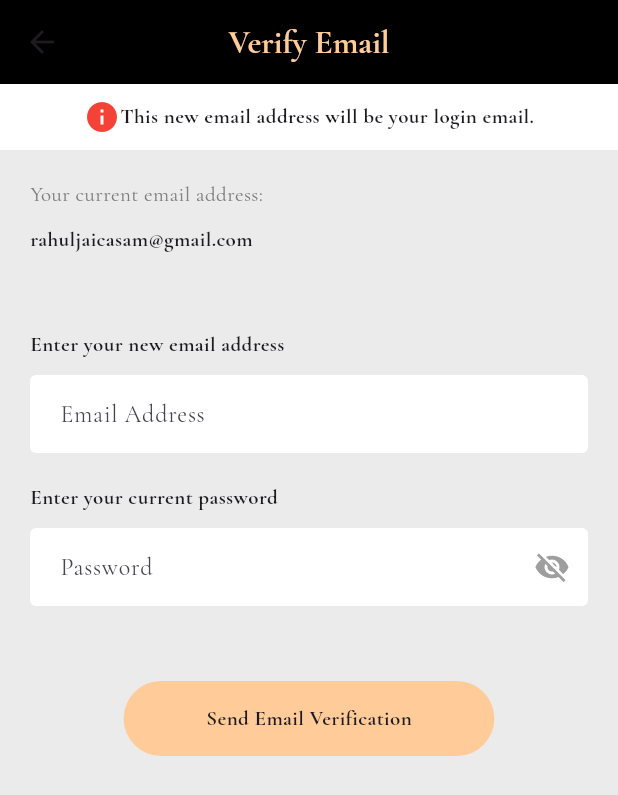
After one commit to MyyDoc/Myy-Doctor, a Flutter app: the VerifyEmailScreen screen opened directly, after a tap on "Want to change your email address?", on a phone screen of 412 x 824 dp. The commit adds this screen. Shown: the top 795 px of the screen. Run offline on Flutter 3.47's test engine with Material 3 defaults, Android fonts, the phone set to English and light mode, and no system bars; our stand-ins replace font_awesome_flutter, geocoding, geolocator, google_fonts, shared_preferences; accounts and stored records are empty.

Commit message:
setting option screen UI added

```diff
--- /dev/null
+++ b/devtools_options.yaml
@@ -0,0 +1,3 @@
+description: This file stores settings for Dart & Flutter DevTools.
+documentation: https://docs.flutter.dev/tools/devtools/extensions#configure-extension-enablement-states
+extensions:
--- a/lib/main.dart
+++ b/lib/main.dart
@@ -1,6 +1,5 @@
 import 'package:flutter/material.dart';
 import 'package:google_fonts/google_fonts.dart';
-import 'package:myydoctor/presentation/screens/auth/onboarding.dart';
 import 'package:myydoctor/presentation/screens/auth/splash_screen.dart';
 
 void main() {
--- /dev/null
+++ b/lib/presentation/screens/setting_options/verify_email/global_variable.dart
@@ -0,0 +1 @@
+bool isForChangeEmailG = false;
--- /dev/null
+++ b/lib/presentation/screens/setting_options/verify_email/verify_email_screen.dart
@@ -0,0 +1,50 @@
+import 'package:flutter/material.dart';
+import 'package:myydoctor/presentation/screens/setting_options/verify_email/global_variable.dart';
+import 'package:myydoctor/presentation/screens/setting_options/verify_email/widgets/change_email_widget.dart';
+import 'package:myydoctor/presentation/screens/setting_options/verify_email/widgets/current_email_widget.dart';
+import 'package:myydoctor/presentation/widgets/colours.dart';
+
+class VerifyEmailScreen extends StatefulWidget {
+  const VerifyEmailScreen({super.key});
+
+  @override
+  State<VerifyEmailScreen> createState() => _VerifyEmailScreenState();
+}
+
+class _VerifyEmailScreenState extends State<VerifyEmailScreen> {
+  bool isChangeEmailScreen = false;
+
+  @override
+  Widget build(BuildContext context) {
+    return Scaffold(
+      backgroundColor: AppColors.scaffoldWhite,
+      appBar: AppBar(
+        backgroundColor: AppColors.black,
+        centerTitle: true,
+        title: Text(
+          'Verify Email',
+          style: TextStyle(
+            color: AppColors.caramel,
+            fontWeight: FontWeight.bold,
+          ),
+        ),
+      ),
+      body: SafeArea(
+        child: SingleChildScrollView(
+          child: Padding(
+            padding: const EdgeInsets.only(bottom: 20),
+            child: isForChangeEmailG ? ChangeEmailWidget(onPress: (){
+              setState(() {
+                isForChangeEmailG = false;
+              });
+            }) : CurrentEmailWidget(onPress: (){
+              setState(() {
+                isForChangeEmailG = true;
+              });
+            },)
+          ),
+        ),
+      ),
+    );
+  }
+}
--- /dev/null
+++ b/lib/presentation/screens/setting_options/verify_email/widgets/change_email_widget.dart
@@ -0,0 +1,93 @@
+import 'package:flutter/material.dart';
+import 'package:myydoctor/presentation/screens/setting_options/verify_email/widgets/verify_email_button.dart';
+import 'package:myydoctor/presentation/screens/setting_options/verify_email/widgets/verify_email_textfield.dart';
+import 'package:myydoctor/presentation/widgets/colours.dart';
+
+class ChangeEmailWidget extends StatelessWidget {
+  final Function? onPress;
+  const ChangeEmailWidget({super.key, this.onPress});
+
+  @override
+  Widget build(BuildContext context) {
+    double screenWidth = MediaQuery.of(context).size.width;
+    return Column(
+      crossAxisAlignment: CrossAxisAlignment.start,
+      children: [
+        Container(
+          padding: EdgeInsets.all(10),
+          color: AppColors.white,
+          child: Row(
+            crossAxisAlignment: CrossAxisAlignment.center,
+            mainAxisAlignment: MainAxisAlignment.center,
+            children: [
+              Icon(Icons.info, color: AppColors.red),
+              // SizedBox(width: 10),
+              Text(
+                'This new email address will be your login email.',
+                style: TextStyle(fontWeight: FontWeight.bold),
+              ),
+            ],
+          ),
+        ),
+        SizedBox(height: 20),
+        Padding(
+          padding: const EdgeInsets.symmetric(horizontal: 20),
+          child: Column(
+            crossAxisAlignment: CrossAxisAlignment.start,
+            children: [
+              Text(
+                'Your current email address:',
+                style: TextStyle(color: AppColors.grey),
+              ),
+              SizedBox(height: 10),
+              Text(
+                'rahuljaicasam@gmail.com',
+                style: TextStyle(fontWeight: FontWeight.bold),
+              ),
+            ],
+          ),
+        ),
+        SizedBox(height: 50),
+        Padding(
+          padding: const EdgeInsets.symmetric(horizontal: 20),
+          child: Column(
+            crossAxisAlignment: CrossAxisAlignment.start,
+            children: [
+              Text(
+                'Enter your new email address',
+                style: TextStyle(fontWeight: FontWeight.bold),
+              ),
+              SizedBox(height: 10),
+              VerifyEmailTextfield(hintText: 'Email Address'),
+            ],
+          ),
+        ),
+        SizedBox(height: 20),
+        Padding(
+          padding: const EdgeInsets.symmetric(horizontal: 20),
+          child: Column(
+            crossAxisAlignment: CrossAxisAlignment.start,
+            children: [
+              Text(
+                'Enter your current password',
+                style: TextStyle(fontWeight: FontWeight.bold),
+              ),
+              SizedBox(height: 10),
+              VerifyEmailTextfield(hintText: 'Password', isForPassword: true),
+            ],
+          ),
+        ),
+        SizedBox(height: 50),
+        Row(
+          mainAxisAlignment: MainAxisAlignment.center,
+          children: [
+            SizedBox(
+              width: screenWidth * 0.6,
+              child: VerifyEmailButton(text: 'Send Email Verification',onPress: onPress,),
+            ),
+          ],
+        ),
+      ],
+    );
+  }
+}
--- /dev/null
+++ b/lib/presentation/screens/setting_options/verify_email/widgets/current_email_widget.dart
@@ -0,0 +1,48 @@
+import 'package:flutter/material.dart';
+import 'package:myydoctor/presentation/widgets/colours.dart';
+
+class CurrentEmailWidget extends StatelessWidget {
+  final Function()? onPress;
+  const CurrentEmailWidget({super.key, this.onPress});
+
+  @override
+  Widget build(BuildContext context) {
+    return Center(
+      child: Column(
+        children: [
+          SizedBox(height: 40),
+          Container(
+            padding: EdgeInsets.all(10),
+            decoration: BoxDecoration(
+              color: AppColors.grey,
+              shape: BoxShape.circle,
+            ),
+            child: Icon(Icons.mail, size: 50, color: AppColors.scaffoldWhite),
+          ),
+          SizedBox(height: 10),
+          Text(
+            'Your Email address has been verified successfully.',
+            style: TextStyle(color: AppColors.grey),
+          ),
+          SizedBox(height: 20),
+          Text(
+            'rahuljaicsam@gmail.com',
+            style: TextStyle(fontWeight: FontWeight.bold),
+          ),
+          SizedBox(height: 30),
+          TextButton(
+            onPressed: () {
+              if (onPress != null) {
+                onPress!();
+              }
+            },
+            child: Text(
+              'Want to change your email address?',
+              style: TextStyle(color: AppColors.buttonBlue),
+            ),
+          ),
+        ],
+      ),
+    );
+  }
+}
--- /dev/null
+++ b/lib/presentation/screens/setting_options/verify_email/widgets/verify_email_button.dart
@@ -0,0 +1,28 @@
+import 'package:flutter/material.dart';
+import 'package:myydoctor/presentation/widgets/colours.dart';
+
+class VerifyEmailButton extends StatelessWidget {
+  final String text;
+  final Function? onPress;
+  const VerifyEmailButton({super.key, required this.text, this.onPress});
+
+  @override
+  Widget build(BuildContext context) {
+    return InkWell(
+      onTap: () {
+        if (onPress != null) {
+          onPress!();
+        }
+      },
+      child: Container(
+        padding: EdgeInsets.symmetric(horizontal: 20,vertical: 15),
+        decoration: BoxDecoration(
+          color: AppColors.caramel,
+          borderRadius: BorderRadius.circular(90)
+        ),
+        child: Center(child: Text(text,style: TextStyle(fontWeight: FontWeight.bold),),),
+
+      ),
+    );
+  }
+}
--- /dev/null
+++ b/lib/presentation/screens/setting_options/verify_email/widgets/verify_email_textfield.dart
@@ -0,0 +1,49 @@
+import 'package:flutter/material.dart';
+import 'package:myydoctor/presentation/widgets/colours.dart';
+
+class VerifyEmailTextfield extends StatefulWidget {
+  final String hintText;
+  final bool isForPassword;
+
+  const VerifyEmailTextfield({
+    super.key,
+    required this.hintText,
+    this.isForPassword = false,
+  });
+
+  @override
+  State<VerifyEmailTextfield> createState() => _VerifyEmailTextfieldState();
+}
+
+class _VerifyEmailTextfieldState extends State<VerifyEmailTextfield> {
+  bool _obscureText = true;
+
+  @override
+  Widget build(BuildContext context) {
+    return TextField(
+      obscureText: widget.isForPassword ? _obscureText : false,
+      decoration: InputDecoration(
+        hintText: widget.hintText,
+        fillColor: AppColors.white,
+        filled: true,
+        contentPadding: EdgeInsets.symmetric(horizontal: 16, vertical: 14),
+        border: OutlineInputBorder(
+          borderSide: BorderSide.none,
+        ),
+        suffixIcon: widget.isForPassword
+            ? IconButton(
+                icon: Icon(
+                  _obscureText ? Icons.visibility_off : Icons.visibility,
+                  color: Colors.grey,
+                ),
+                onPressed: () {
+                  setState(() {
+                    _obscureText = !_obscureText;
+                  });
+                },
+              )
+            : null,
+      ),
+    );
+  }
+}
--- a/lib/presentation/widgets/colours.dart
+++ b/lib/presentation/widgets/colours.dart
@@ -9,4 +9,11 @@ class AppColors {
   static const Color titleText = Colors.white;
   static const Color buttonText = Colors.white;
   static Color gold = const Color.fromARGB(255, 189, 170, 0);
+  static Color black = Colors.black;
+  static Color caramel = const Color.fromARGB(255, 255, 204, 153);
+  static Color grey = const Color.fromARGB(255, 128, 128, 128);
+  static Color scaffoldWhite = const Color.fromARGB(255, 235, 235, 235);
+  static Color red = Colors.red;
+  static Color green = Colors.green;
+  static Color white = Colors.white;
 }
```
Also changed, not shown: lib/presentation/screens/setting_options/notifications/notification_screen..dart (added, +53 -0 lines), lib/presentation/screens/setting_options/privacy/privacy_screen.dart (added, +63 -0 lines), lib/presentation/screens/setting_options/widgets/setting_subheading_text_widget.dart (added, +22 -0 lines), lib/presentation/screens/setting_options/widgets/setting_toggle_menu_tile_widget.dart (added, +70 -0 lines), 1 other file.
